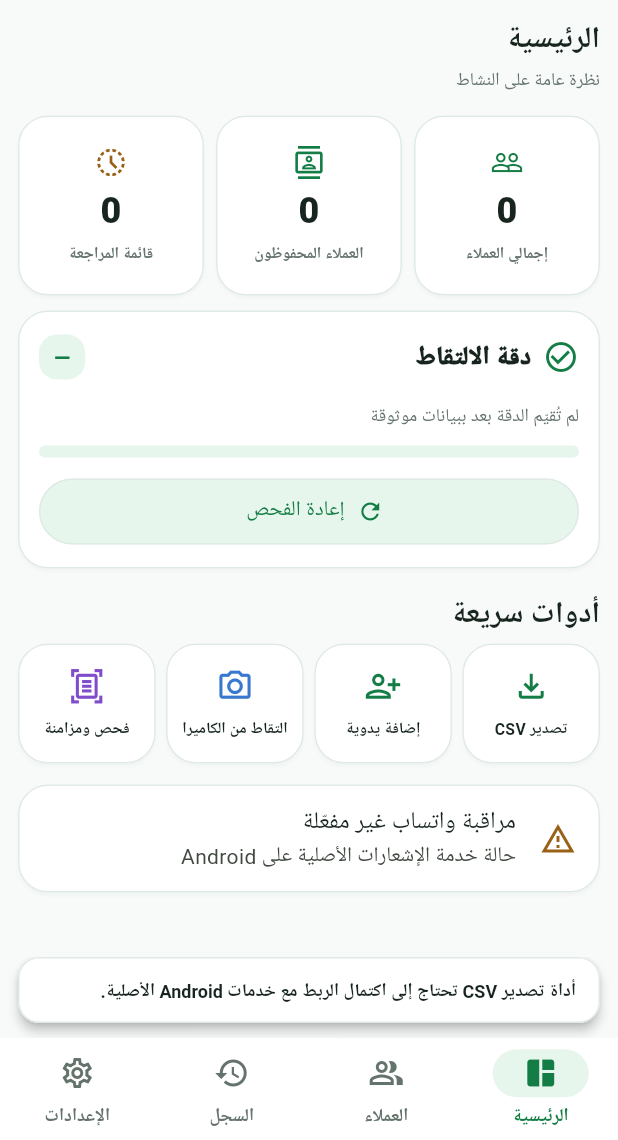
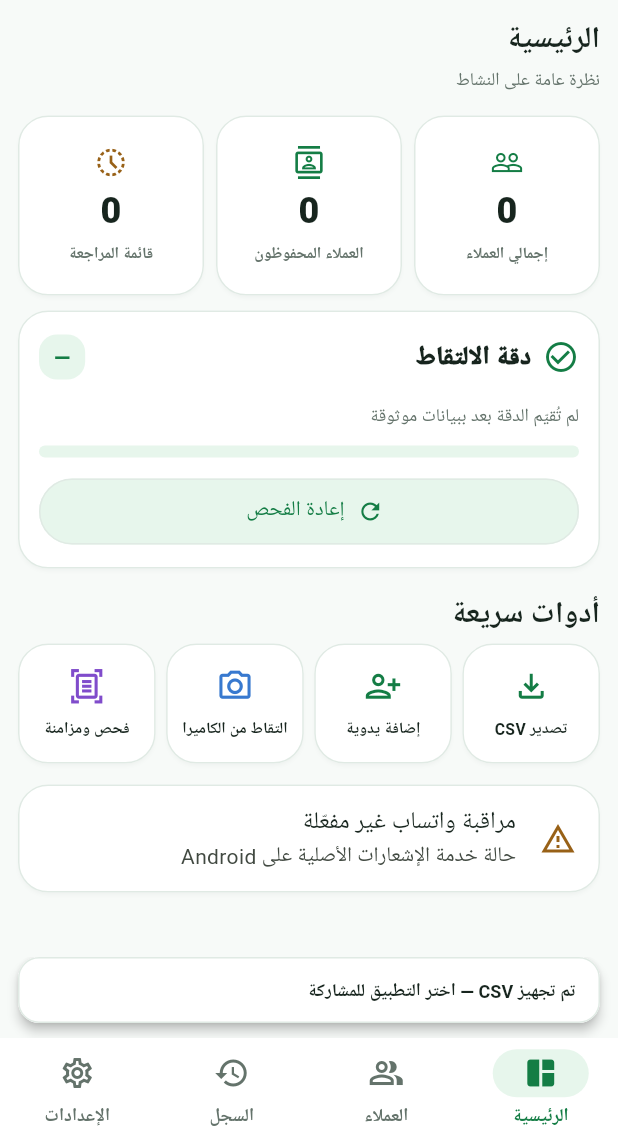
Before and after one commit to 775878805Osamaha/wa-lead-saver, a Flutter app: the screen it shows after launch, after a tap on "تصدير CSV", on a phone screen of 412 x 824 dp, the part 96-1236 px from its top. Run offline on Flutter 3.47's test engine with Material 3 defaults, Android fonts, the phone set to English and light mode, and no system bars; Roboto replaces fonts that are missing (ThmanyahSans).

Commit message:
flutter: make CSV quick action functional, avoid misleading scan navigation

```diff
--- a/flutter_ui/lib/src/screens/dashboard_page.dart
+++ b/flutter_ui/lib/src/screens/dashboard_page.dart
@@ -36,6 +36,21 @@ class _DashboardPageState extends State<DashboardPage> {
       await refreshed;
     } catch (_) {
       // FutureBuilder renders the real error state.
+    }
+  }
+
+  Future<void> _exportHistory() async {
+    try {
+      await widget.gateway.exportHistory();
+      if (!mounted) return;
+      ScaffoldMessenger.of(context).showSnackBar(
+        const SnackBar(content: Text('تم تجهيز CSV — اختر التطبيق للمشاركة')),
+      );
+    } catch (_) {
+      if (!mounted) return;
+      ScaffoldMessenger.of(context).showSnackBar(
+        const SnackBar(content: Text('تعذر تصدير السجل من هذه النسخة')),
+      );
     }
   }
 
@@ -113,7 +128,7 @@ class _DashboardPageState extends State<DashboardPage> {
                     Expanded(child: _Shortcut(
                       icon: Icons.file_download_outlined,
                       text: 'تصدير CSV',
-                      onTap: () => _nativeActionPending('تصدير CSV'),
+                      onTap: _exportHistory,
                     )),
                     const SizedBox(width: 7),
                     Expanded(child: _Shortcut(
@@ -133,7 +148,7 @@ class _DashboardPageState extends State<DashboardPage> {
                       icon: Icons.document_scanner_outlined,
                       text: 'فحص ومزامنة',
                       color: const Color(0xFF804CCB),
-                      onTap: widget.onOpenHistory,
+                      onTap: () => _nativeActionPending('فحص ومزامنة'),
                     )),
                   ],
                 ),
```
